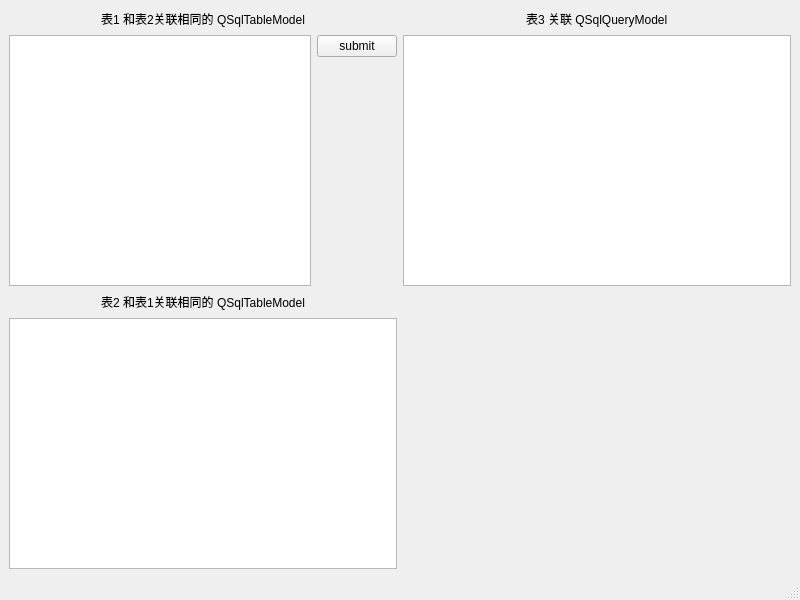
Before: the Qt Designer form shijz/mainwindow.ui in tnie/DayDayUp, drawn with Qt 5.
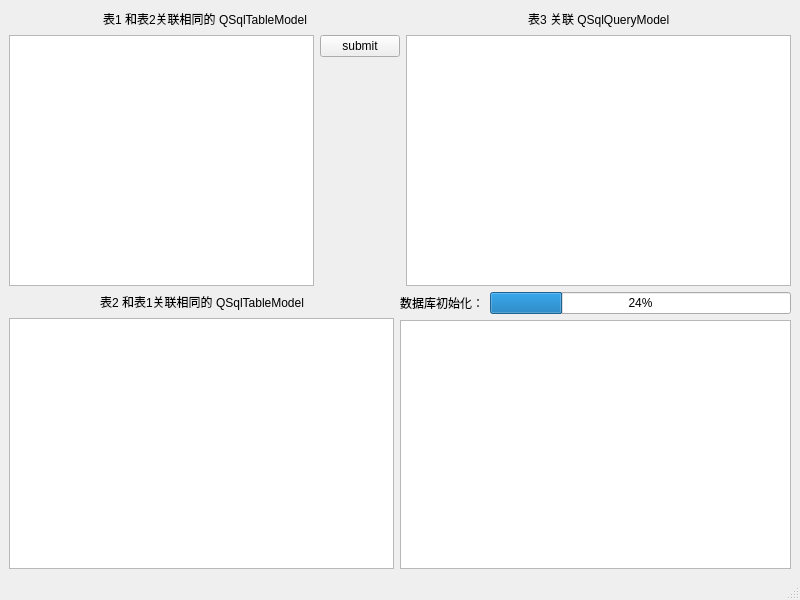
After: the same form once the commit is applied.

The edit to the form file:
```diff
--- a/shijz/mainwindow.ui
+++ b/shijz/mainwindow.ui
@@ -15,7 +15,7 @@
   </property>
   <widget class="QWidget" name="centralwidget">
    <layout class="QGridLayout" name="gridLayout">
-    <item row="0" column="0">
+    <item row="0" column="0" colspan="2">
      <layout class="QVBoxLayout" name="verticalLayout_4">
       <item>
        <layout class="QHBoxLayout" name="horizontalLayout">
@@ -87,7 +87,7 @@
       </item>
      </layout>
     </item>
-    <item row="0" column="1">
+    <item row="0" column="2">
      <layout class="QVBoxLayout" name="verticalLayout_3">
       <item>
        <layout class="QHBoxLayout" name="horizontalLayout_3">
@@ -175,6 +175,31 @@
       </item>
      </layout>
     </item>
+    <item row="1" column="1" colspan="2">
+     <layout class="QVBoxLayout" name="verticalLayout_5">
+      <item>
+       <layout class="QHBoxLayout" name="horizontalLayout_5">
+        <item>
+         <widget class="QLabel" name="label_4">
+          <property name="text">
+           <string>数据库初始化：</string>
+          </property>
+         </widget>
+        </item>
+        <item>
+         <widget class="QProgressBar" name="progressBar">
+          <property name="value">
+           <number>24</number>
+          </property>
+         </widget>
+        </item>
+       </layout>
+      </item>
+      <item>
+       <widget class="QTextBrowser" name="textBrowser"/>
+      </item>
+     </layout>
+    </item>
    </layout>
   </widget>
   <widget class="QMenuBar" name="menubar">
```
